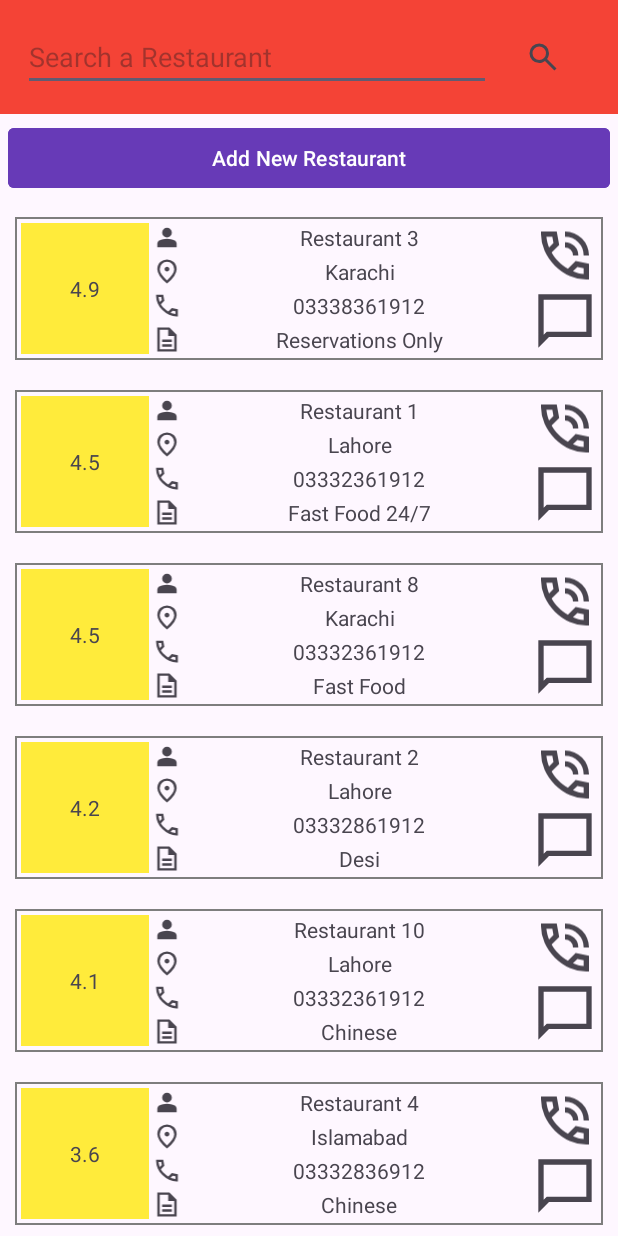
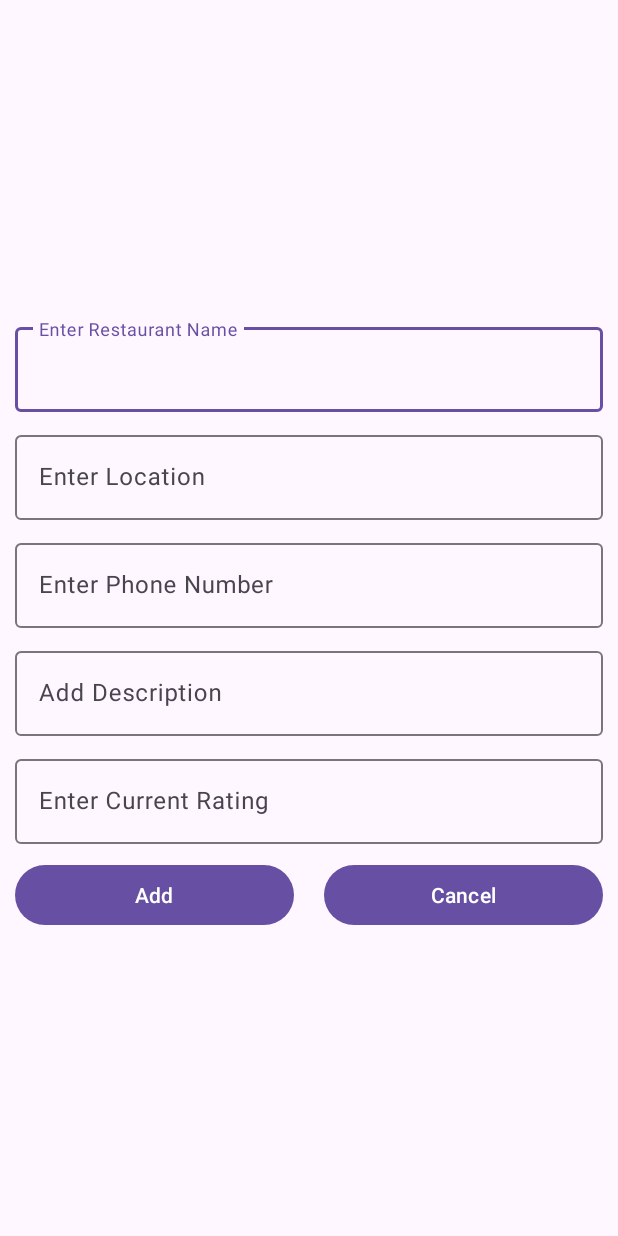
Before and after one commit to Khadeja-R-Anab/Restaurants, an Android app: the screen it shows after launch (MainActivity before the commit, Registration after it), after a tap on "Add New Restaurant", on a phone screen of 412 x 824 dp. Run offline under Robolectric (Android 15) with nearby library versions, the phone set to English and light mode, and no system bars.

Commit message:
added registration and sharedPrefs

```diff
--- a/app/build.gradle
+++ b/app/build.gradle
@@ -37,4 +37,5 @@ dependencies {
     testImplementation libs.junit
     androidTestImplementation libs.ext.junit
     androidTestImplementation libs.espresso.core
+    implementation 'com.google.code.gson:gson:2.10.1'
 }
--- a/app/src/main/AndroidManifest.xml
+++ b/app/src/main/AndroidManifest.xml
@@ -13,6 +13,9 @@
         android:theme="@style/Theme.Restaurants"
         tools:targetApi="31">
         <activity
+            android:name=".Registration"
+            android:exported="false" />
+        <activity
             android:name=".MainActivity"
             android:exported="true">
             <intent-filter>
--- a/app/src/main/java/com/example/restaurants/MainActivity.java
+++ b/app/src/main/java/com/example/restaurants/MainActivity.java
@@ -1,60 +1,99 @@
 package com.example.restaurants;
 
+import androidx.annotation.Nullable;
 import androidx.appcompat.app.AppCompatActivity;
 import androidx.recyclerview.widget.LinearLayoutManager;
 import androidx.recyclerview.widget.RecyclerView;
 
+import android.app.Activity;
+import android.content.Intent;
+import android.content.SharedPreferences;
 import android.os.Bundle;
 import android.widget.Button;
 import android.widget.Toast;
 
+import com.google.gson.Gson;
+
 import java.util.ArrayList;
+import java.util.Collections;
+import java.util.Comparator;
+import java.util.Map;
 
 public class MainActivity extends AppCompatActivity {
 
     RecyclerView rvList;
     MyAdapter myAdapter;
+    Button btnAddNew, btnExit;
+
     ArrayList<RestaurantInfo> list;
-    Button btnAddNewContact;
 
     @Override
     protected void onCreate(Bundle savedInstanceState) {
         super.onCreate(savedInstanceState);
         setContentView(R.layout.activity_main);
 
-        init();
+        initViews();
 
-        rvList.setHasFixedSize(true);
+        // Initialize the list
+        list = new ArrayList<>();
+
+        // Retrieve restaurant data from SharedPreferences and sort by rating
+        retrieveAndSortRestaurantData();
+
+        // Create and set adapter after retrieving and sorting data
         myAdapter = new MyAdapter(list);
-        myAdapter.sortListByRatingDescending(); // Sort the list before setting the adapter
         rvList.setLayoutManager(new LinearLayoutManager(this));
         rvList.setAdapter(myAdapter);
 
-        btnAddNewContact.setOnClickListener(v -> {
-            list.add(new RestaurantInfo("Restaurant X", "Desc Pending", "Unknown", "No Phone", "No Rating"));
-            Toast.makeText(MainActivity.this, ""+list.size(), Toast.LENGTH_SHORT).show();
-            myAdapter.notifyDataSetChanged();
+        btnAddNew.setOnClickListener(v -> {
+            Toast.makeText(this, "Add Button Clicked", Toast.LENGTH_SHORT).show();
+            // Start RegistrationActivity to add a new restaurant
+            Intent intent = new Intent(MainActivity.this, Registration.class);
+            startActivity(intent);
+
+        });
+    }
+
+    // Method to retrieve restaurant data from SharedPreferences and sort by rating
+    private void retrieveAndSortRestaurantData() {
+        list.clear(); // Clear the list before retrieving data
+        SharedPreferences sharedPreferences = getSharedPreferences("restaurant_prefs", MODE_PRIVATE);
+
+        //retrieves all key-value pairs stored in the sharedPreferences and stores them in a Map. key is string, value is not known
+        Map<String, ?> allEntries = sharedPreferences.getAll();
+
+        //add all enteirs in the map to the list
+        for (Map.Entry<String, ?> entry : allEntries.entrySet()) {
+            String restaurantJson = entry.getValue().toString();
+            //Deserializes the JSON string restaurantJson into a RestaurantInfo object using Gson.
+            RestaurantInfo restaurant = new Gson().fromJson(restaurantJson, RestaurantInfo.class);
+            list.add(restaurant);
+        }
+
+        // Sort the list by rating in descending order
+        Collections.sort(list, (restaurant1, restaurant2) -> {
+            String ratingStr1 = restaurant1.getRating();
+            String ratingStr2 = restaurant2.getRating();
+
+            // Handle null or empty ratings
+            if (ratingStr1 == null || ratingStr1.isEmpty()) {
+                return 1; // Move null/empty ratings to the end
+            }
+            if (ratingStr2 == null || ratingStr2.isEmpty()) {
+                return -1; // Move null/empty ratings to the end
+            }
+
+            // Parse ratings to float and compare
+            float rating1 = Float.parseFloat(ratingStr1);
+            float rating2 = Float.parseFloat(ratingStr2);
+            return Float.compare(rating2, rating1);
         });
 
     }
 
-    private void init()
-    {
-        list = new ArrayList<>();
-        //public RestaurantInfo(String name, String desc, String loc, String phone, String rating, int count)
-        list.add(new RestaurantInfo("Restaurant 1", "Fast Food 24/7", "Lahore", "03332361912", "4.5"));
-        list.add(new RestaurantInfo("Restaurant 2", "Desi", "Lahore", "03332861912", "4.2"));
-        list.add(new RestaurantInfo("Restaurant 3", "Reservations Only", "Karachi", "03338361912", "4.9"));
-        list.add(new RestaurantInfo("Restaurant 4", "Chinese", "Islamabad", "03332836912", "3.6"));
-        list.add(new RestaurantInfo("Restaurant 5", "Noodle Shop", "Karachi", "03332836191", "2.0"));
-        list.add(new RestaurantInfo("Restaurant 6", "Cafe", "Islamabad", "03332861912", "1.9"));
-        list.add(new RestaurantInfo("Restaurant 7", "Coffee and Tea", "Islamabad", "03338361912", "3.5"));
-        list.add(new RestaurantInfo("Restaurant 8", "Fast Food", "Karachi", "03332361912", "4.5"));
-        list.add(new RestaurantInfo("Restaurant 9", "Fast Food 24/7", "Islamabad", "03328361912", "2.5"));
-        list.add(new RestaurantInfo("Restaurant 10", "Chinese", "Lahore", "03332361912", "4.1"));
-
+    // Initialize views and buttons
+    private void initViews() {
         rvList = findViewById(R.id.rvList);
-        btnAddNewContact = findViewById(R.id.btnAddNewRestaurant);
-
+        btnAddNew = findViewById(R.id.btnAddNewRestaurant);
     }
 }
--- /dev/null
+++ b/app/src/main/java/com/example/restaurants/Registration.java
@@ -0,0 +1,88 @@
+package com.example.restaurants;
+
+import android.app.Activity;
+import android.content.Intent;
+import android.content.SharedPreferences;
+import android.os.Bundle;
+import android.view.View;
+import android.widget.Button;
+import android.widget.EditText;
+import android.widget.TextView;
+import android.widget.Toast;
+
+import androidx.activity.EdgeToEdge;
+import androidx.appcompat.app.AppCompatActivity;
+import androidx.core.graphics.Insets;
+import androidx.core.view.ViewCompat;
+import androidx.core.view.WindowInsetsCompat;
+
+import com.google.gson.Gson;
+
+import java.util.ArrayList;
+
+public class Registration extends AppCompatActivity {
+
+    Button btnAdd, btnCancel;
+
+    EditText tvName, tvDescription, tvPhone, tvLocation, tvRating;
+
+    private void saveRestaurantInfo(RestaurantInfo r) {
+        SharedPreferences sharedPreferences = getSharedPreferences("restaurant_prefs", MODE_PRIVATE);
+        SharedPreferences.Editor editor = sharedPreferences.edit();
+
+        // Generate a unique key for each restaurant using current timestamp
+        String key = String.valueOf(System.currentTimeMillis());
+        String restaurantJson = new Gson().toJson(r);
+
+        // Save restaurant information using unique key
+        editor.putString(key, restaurantJson);
+        editor.apply();
+    }
+
+    @Override
+    protected void onCreate(Bundle savedInstanceState) {
+        super.onCreate(savedInstanceState);
+        setContentView(R.layout.activity_registration);
+
+        init();
+
+        // Method to handle saving restaurant information
+        btnAdd.setOnClickListener(v -> {
+            // Capture restaurant information from UI
+            RestaurantInfo restaurant = new RestaurantInfo();
+            restaurant.setName(tvName.getText().toString());
+            restaurant.setDesc(tvDescription.getText().toString());
+            restaurant.setPhone(tvPhone.getText().toString());
+            restaurant.setLoc(tvLocation.getText().toString());
+            restaurant.setRating(tvRating.getText().toString());
+
+            // Save restaurant information
+            saveRestaurantInfo(restaurant);
+
+            Toast.makeText(this, "Added Successfully", Toast.LENGTH_SHORT).show();
+
+            // Navigate back to MainActivity
+            Intent intent = new Intent(Registration.this, MainActivity.class);
+            startActivity(intent);
+            finish(); // Finish current activity to prevent going back to it from MainActivity
+        });
+
+        btnCancel.setOnClickListener(v -> {
+            Toast.makeText(this, "Cancel Button Clicked", Toast.LENGTH_SHORT).show();
+            Intent intent = new Intent(Registration.this, MainActivity.class);
+            startActivity(intent);
+            finish();
+        });
+    }
+
+
+    private void init() {
+        btnAdd = findViewById(R.id.btnAdd);
+        btnCancel = findViewById(R.id.btnCancel);
+        tvName = findViewById(R.id.etName);
+        tvDescription = findViewById(R.id.etDescription);
+        tvPhone = findViewById(R.id.etPhone);
+        tvLocation = findViewById(R.id.etLocation);
+        tvRating = findViewById(R.id.etRating);
+    }
+}
--- a/app/src/main/java/com/example/restaurants/RestaurantInfo.java
+++ b/app/src/main/java/com/example/restaurants/RestaurantInfo.java
@@ -2,8 +2,6 @@ package com.example.restaurants;
 
 public class RestaurantInfo {
     private String name;
-
-
     private String desc;
     private String loc;
     private String rating;
--- /dev/null
+++ b/app/src/main/res/layout/activity_registration.xml
@@ -0,0 +1,127 @@
+<?xml version="1.0" encoding="utf-8"?>
+<LinearLayout xmlns:android="http://schemas.android.com/apk/res/android"
+    xmlns:app="http://schemas.android.com/apk/res-auto"
+    xmlns:tools="http://schemas.android.com/tools"
+    android:id="@+id/main"
+    android:layout_width="match_parent"
+    android:layout_height="match_parent"
+    tools:context=".Registration"
+    android:orientation="vertical"
+    android:gravity="center">
+
+
+    <!--Name-->
+    <com.google.android.material.textfield.TextInputLayout
+        android:layout_width="match_parent"
+        android:layout_height="wrap_content"
+        android:layout_marginTop="10dp"
+        android:layout_marginLeft="10dp"
+        android:layout_marginRight="10dp"
+        >
+        <com.google.android.material.textfield.TextInputEditText
+            android:layout_width="match_parent"
+            android:layout_height="wrap_content"
+            android:hint="Enter Restaurant Name"
+            android:id="@+id/etName"
+            android:inputType="text"
+            />
+    </com.google.android.material.textfield.TextInputLayout>
+
+    <!--Location-->
+    <com.google.android.material.textfield.TextInputLayout
+        android:layout_width="match_parent"
+        android:layout_height="wrap_content"
+        android:layout_marginTop="10dp"
+        android:layout_marginLeft="10dp"
+        android:layout_marginRight="10dp"
+        >
+        <com.google.android.material.textfield.TextInputEditText
+            android:layout_width="match_parent"
+            android:layout_height="wrap_content"
+            android:hint="Enter Location"
+            android:id="@+id/etLocation"
+            android:inputType="textShortMessage"
+            />
+    </com.google.android.material.textfield.TextInputLayout>
+
+    <!--Phone-->
+    <com.google.android.material.textfield.TextInputLayout
+        android:layout_width="match_parent"
+        android:layout_height="wrap_content"
+        android:layout_marginTop="10dp"
+        android:layout_marginLeft="10dp"
+        android:layout_marginRight="10dp"
+        >
+        <com.google.android.material.textfield.TextInputEditText
+            android:layout_width="match_parent"
+            android:layout_height="wrap_content"
+            android:hint="Enter Phone Number"
+            android:id="@+id/etPhone"
+            android:inputType="phone"
+            />
+    </com.google.android.material.textfield.TextInputLayout>
+
+    <!--Description-->
+    <com.google.android.material.textfield.TextInputLayout
+        android:layout_width="match_parent"
+        android:layout_height="wrap_content"
+        android:layout_marginTop="10dp"
+        android:layout_marginLeft="10dp"
+        android:layout_marginRight="10dp"
+        >
+        <com.google.android.material.textfield.TextInputEditText
+            android:layout_width="match_parent"
+            android:layout_height="wrap_content"
+            android:hint="Add Description"
+            android:id="@+id/etDescription"
+            android:inputType="textLongMessage"
+            />
+    </com.google.android.material.textfield.TextInputLayout>
+    <!-- Rating-->
+    <com.google.android.material.textfield.TextInputLayout
+        android:layout_width="match_parent"
+        android:layout_height="wrap_content"
+        android:layout_marginTop="10dp"
+        android:layout_marginLeft="10dp"
+        android:layout_marginRight="10dp"
+        >
+        <com.google.android.material.textfield.TextInputEditText
+            android:layout_width="match_parent"
+            android:layout_height="wrap_content"
+            android:hint="Enter Current Rating"
+            android:id="@+id/etRating"
+            android:inputType="numberDecimal"
+            />
+    </com.google.android.material.textfield.TextInputLayout>
+
+    <!-- Btn Exit and Add -->
+    <LinearLayout
+        android:layout_width="match_parent"
+        android:layout_height="wrap_content"
+        android:orientation="horizontal"
+        android:gravity="center_horizontal"
+        android:layout_marginTop="10dp">
+        <!-- Sign Up-->
+        <Button
+            android:layout_width="0dp"
+            android:layout_weight="1"
+            android:layout_height="wrap_content"
+            android:text="Add"
+            android:id="@+id/btnAdd"
+            android:layout_marginEnd="10dp"
+            android:layout_marginStart="10dp"
+            />
+        <!-- Exit-->
+        <Button
+            android:layout_width="0dp"
+            android:layout_weight="1"
+            android:layout_height="wrap_content"
+            android:text="Cancel"
+            android:id="@+id/btnCancel"
+            android:layout_marginEnd="10dp"
+            android:layout_marginStart="10dp"
+            />
+    </LinearLayout>
+
+
+</LinearLayout>
```
